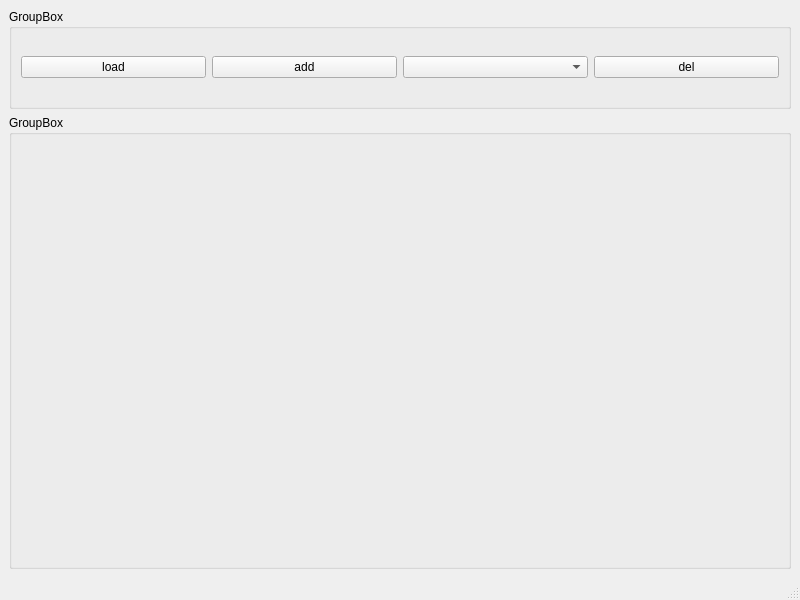
This is mainwindow.ui in ryder1986/detector as Qt 5 draws it before an edit. The edited form follows.
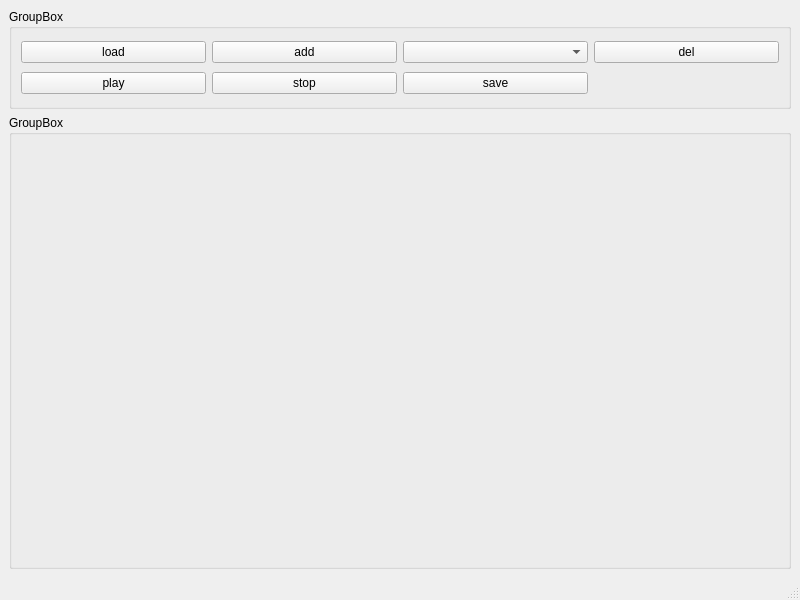
This is the edited form.

What changed in the file:
```diff
--- a/mainwindow.ui
+++ b/mainwindow.ui
@@ -51,6 +51,27 @@
        <item row="0" column="2">
         <widget class="QComboBox" name="comboBox_list"/>
        </item>
+       <item row="1" column="0">
+        <widget class="QPushButton" name="pushButton_play">
+         <property name="text">
+          <string>play</string>
+         </property>
+        </widget>
+       </item>
+       <item row="1" column="1">
+        <widget class="QPushButton" name="pushButton_stop">
+         <property name="text">
+          <string>stop</string>
+         </property>
+        </widget>
+       </item>
+       <item row="1" column="2">
+        <widget class="QPushButton" name="pushButton_save">
+         <property name="text">
+          <string>save</string>
+         </property>
+        </widget>
+       </item>
       </layout>
      </widget>
     </item>
```
Left out of the diff: 1 changed line with no effect on the pictures.
